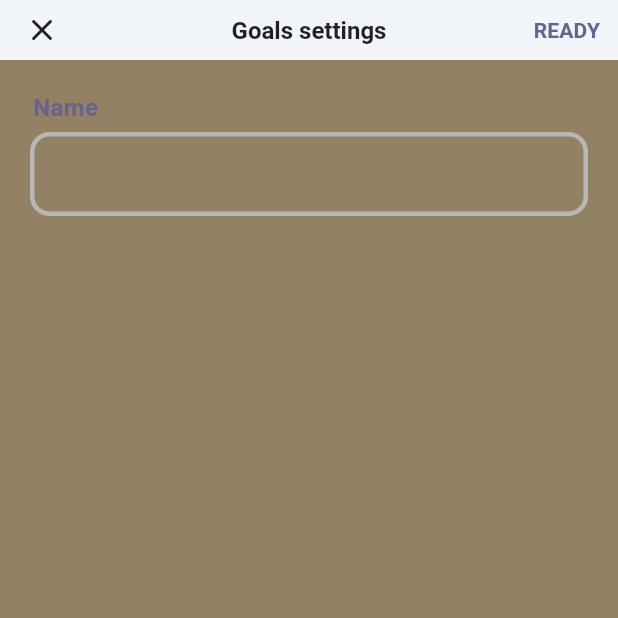
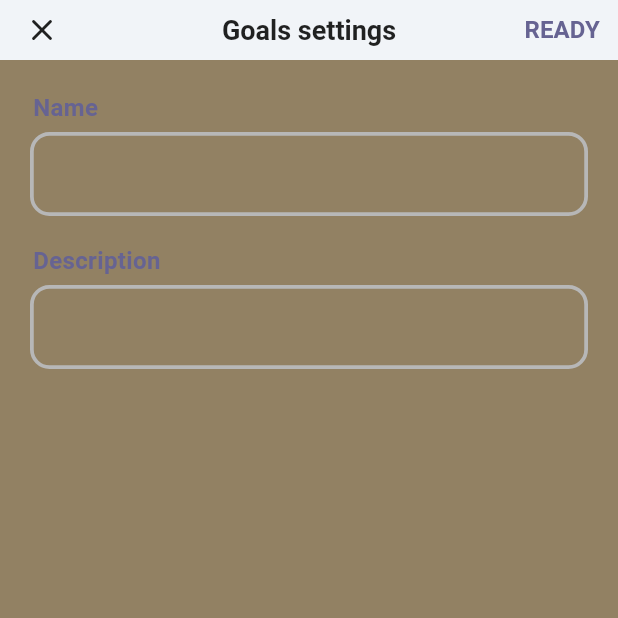
Before and after one commit to sankassio99/goals_tracker, a Flutter app: the GoalSettingsDialog screen opened directly, on a phone screen of 412 x 824 dp, the top half of it. Run offline on Flutter 3.47's test engine with Material 2 defaults, Android fonts, the phone set to English and light mode, and no system bars; our stand-ins replace get, percent_indicator, phosphor_flutter; Roboto replaces fonts that are missing (Poppins).

Commit message:
FormFieldWidget

```diff
--- a/lib/presentation/components/my_app_bar.dart
+++ b/lib/presentation/components/my_app_bar.dart
@@ -34,7 +34,7 @@ class MyAppBar extends StatelessWidget implements PreferredSizeWidget {
         key: const Key("pageTitleAppBar"),
         (title ?? ""),
         style: const TextStyle(
-          fontSize: 16,
+          fontSize: 18,
           color: Colors.black87,
           fontWeight: FontWeight.bold,
         ),
--- a/lib/presentation/pages/main_goal_page_widget.dart
+++ b/lib/presentation/pages/main_goal_page_widget.dart
@@ -104,12 +104,12 @@ class GoalSettingsDialog extends StatelessWidget {
                 style: TextStyle(
                   color: Theme.of(context).colorScheme.onSecondary,
                   fontWeight: FontWeight.bold,
+                  fontSize: 16,
                 ),
               ),
             )
           ],
         ),
-        // ignore: prefer_const_constructors
         body: Padding(
           padding: const EdgeInsets.fromLTRB(20, 20, 20, 10),
           child: Column(
@@ -117,7 +117,17 @@ class GoalSettingsDialog extends StatelessWidget {
             mainAxisAlignment: MainAxisAlignment.center,
             crossAxisAlignment: CrossAxisAlignment.start,
             children: [
-              FormFieldWidget(),
+              FormFieldWidget(
+                label: "Name",
+                controller: TextEditingController(text: ""),
+              ),
+              const SizedBox(
+                height: 18,
+              ),
+              FormFieldWidget(
+                label: "Description",
+                controller: TextEditingController(text: ""),
+              ),
             ],
           ),
         ),
@@ -127,7 +137,12 @@ class GoalSettingsDialog extends StatelessWidget {
 }
 
 class FormFieldWidget extends StatelessWidget {
+  final String label;
+  final TextEditingController controller;
+
   const FormFieldWidget({
+    required this.label,
+    required this.controller,
     super.key,
   });
 
@@ -139,28 +154,31 @@ class FormFieldWidget extends StatelessWidget {
         Padding(
           padding: const EdgeInsets.fromLTRB(2, 0, 0, 5),
           child: Text(
-            'Name',
+            label,
             style: TextStyle(
+                fontSize: 16,
                 fontWeight: FontWeight.bold,
                 color: Theme.of(context).colorScheme.onSecondary),
           ),
         ),
         TextField(
-          key: Key("titleInput"),
+          controller: controller,
           decoration: InputDecoration(
             focusedBorder: OutlineInputBorder(
               borderSide: BorderSide(
-                  color: Theme.of(context).colorScheme.onSecondary, width: 3.0),
-              borderRadius: BorderRadius.all(
+                color: Theme.of(context).colorScheme.onSecondary,
+                width: 2.5,
+              ),
+              borderRadius: const BorderRadius.all(
                 Radius.circular(13.0),
               ),
             ),
             enabledBorder: OutlineInputBorder(
               borderSide: BorderSide(
                 color: Theme.of(context).colorScheme.onBackground,
-                width: 3.0,
+                width: 2.5,
               ),
-              borderRadius: BorderRadius.all(
+              borderRadius: const BorderRadius.all(
                 Radius.circular(13.0),
               ),
             ),
```
